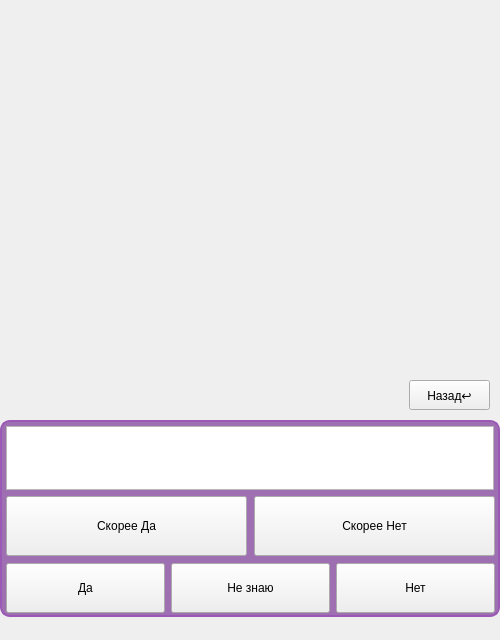
Qt form gamepage.ui (6ogdashka/Big-Three-Akinator) before a commit.
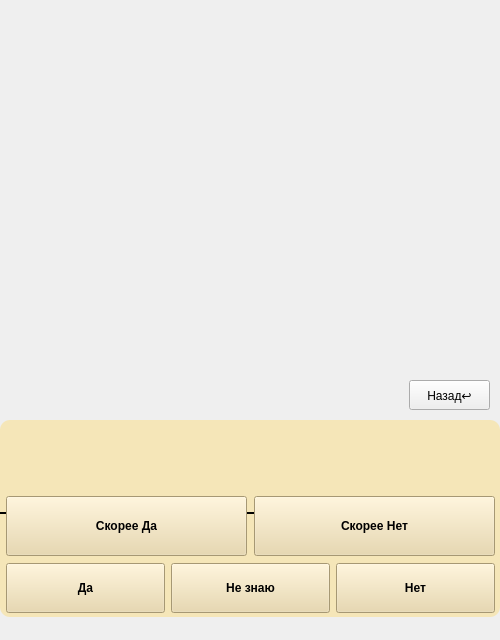
The same form after that commit.

Commit message: Обновленный игровой интерфейс

Patch:
```diff
--- a/gamepage.ui
+++ b/gamepage.ui
@@ -59,10 +59,12 @@
    </property>
    <property name="styleSheet">
     <string notr="true">QFrame#frame {
-    background-color: rgba(125, 60, 152, 180); /* Фиолетовый цвет с прозрачностью (последнее число - прозрачность от 0 до 255) */
-    border: 2px solid #9b59b6;                 /* Опционально: аккуратная фиолетовая рамка */
+    background-color:  #F5E6B8;
+    border: 2px black;                 /* Опционально: аккуратная фиолетовая рамка */
     border-radius: 10px;                       /* Скругление углов */
-}</string>
+}
+
+</string>
    </property>
    <property name="frameShape">
     <enum>QFrame::Shape::StyledPanel</enum>
@@ -73,8 +75,8 @@
    <widget class="QTextEdit" name="QUESTION">
     <property name="geometry">
      <rect>
-      <x>6</x>
-      <y>6</y>
+      <x>0</x>
+      <y>30</y>
       <width>488</width>
       <height>64</height>
      </rect>
@@ -88,6 +90,16 @@
     <property name="mouseTracking">
      <bool>true</bool>
     </property>
+    <property name="styleSheet">
+     <string notr="true">QTextEdit {
+    background-color: transparent;
+    font-weight:bold;
+    border: none;
+    border-bottom: 2px solid black;
+    color: black;
+}
+</string>
+    </property>
     <property name="readOnly">
      <bool>true</bool>
     </property>
@@ -107,6 +119,19 @@
       <verstretch>0</verstretch>
      </sizepolicy>
     </property>
+    <property name="styleSheet">
+     <string notr="true"> QPushButton {
+           background-color:  #E8D5A3;
+           color: black;
+          font-weight:bold;
+        }
+        QPushButton:hover {
+          background-color: #D4C08A;
+        }
+        QPushButton:pressed {
+         background-color: #BEAA73;
+        }</string>
+    </property>
     <property name="text">
      <string>Скорее Да</string>
     </property>
@@ -126,6 +151,19 @@
       <verstretch>0</verstretch>
      </sizepolicy>
     </property>
+    <property name="styleSheet">
+     <string notr="true"> QPushButton {
+           background-color:  #E8D5A3;
+           color: black;
+          font-weight:bold;
+        }
+        QPushButton:hover {
+          background-color: #D4C08A;
+        }
+        QPushButton:pressed {
+         background-color: #BEAA73;
+        }</string>
+    </property>
     <property name="text">
      <string>Скорее Нет</string>
     </property>
@@ -145,6 +183,19 @@
       <verstretch>0</verstretch>
      </sizepolicy>
     </property>
+    <property name="styleSheet">
+     <string notr="true"> QPushButton {
+           background-color:  #E8D5A3;
+           color: black;
+          font-weight:bold;
+        }
+        QPushButton:hover {
+          background-color: #D4C08A;
+        }
+        QPushButton:pressed {
+         background-color: #BEAA73;
+        }</string>
+    </property>
     <property name="text">
      <string>Да</string>
     </property>
@@ -164,6 +215,19 @@
       <verstretch>0</verstretch>
      </sizepolicy>
     </property>
+    <property name="styleSheet">
+     <string notr="true"> QPushButton {
+           background-color:  #E8D5A3;
+           color: black;
+          font-weight:bold;
+        }
+        QPushButton:hover {
+          background-color: #D4C08A;
+        }
+        QPushButton:pressed {
+         background-color: #BEAA73;
+        }</string>
+    </property>
     <property name="text">
      <string>Не знаю</string>
     </property>
@@ -183,6 +247,19 @@
       <verstretch>0</verstretch>
      </sizepolicy>
     </property>
+    <property name="styleSheet">
+     <string notr="true"> QPushButton {
+           background-color:  #E8D5A3;
+           color: black;
+          font-weight:bold;
+        }
+        QPushButton:hover {
+          background-color: #D4C08A;
+        }
+        QPushButton:pressed {
+         background-color: #BEAA73;
+        }</string>
+    </property>
     <property name="text">
      <string>Нет</string>
     </property>
```
